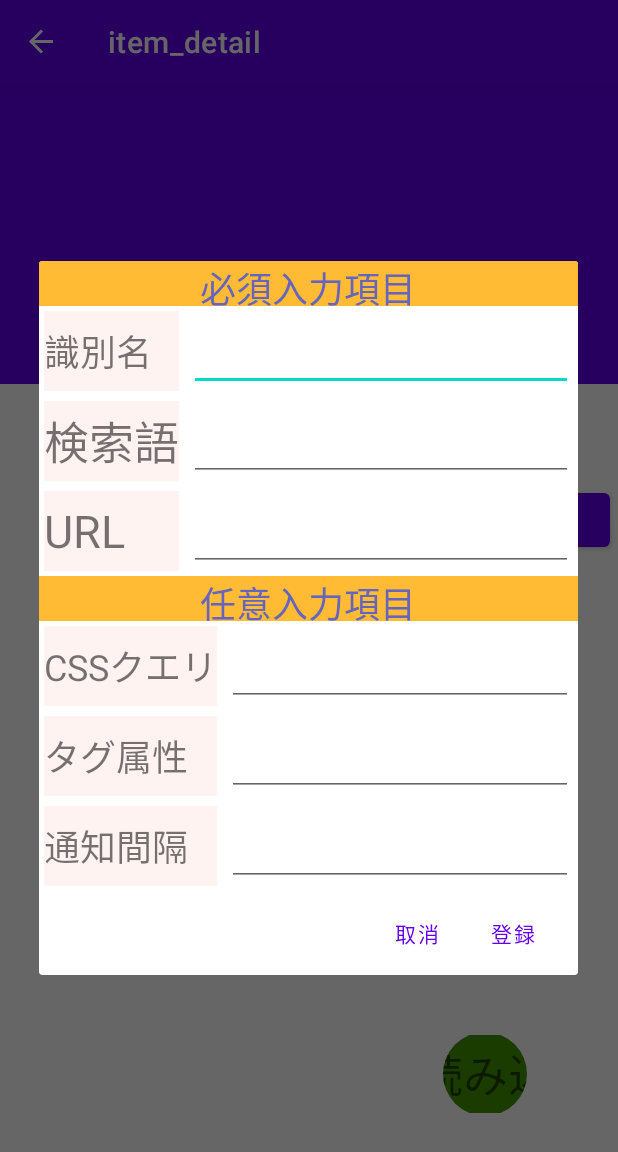
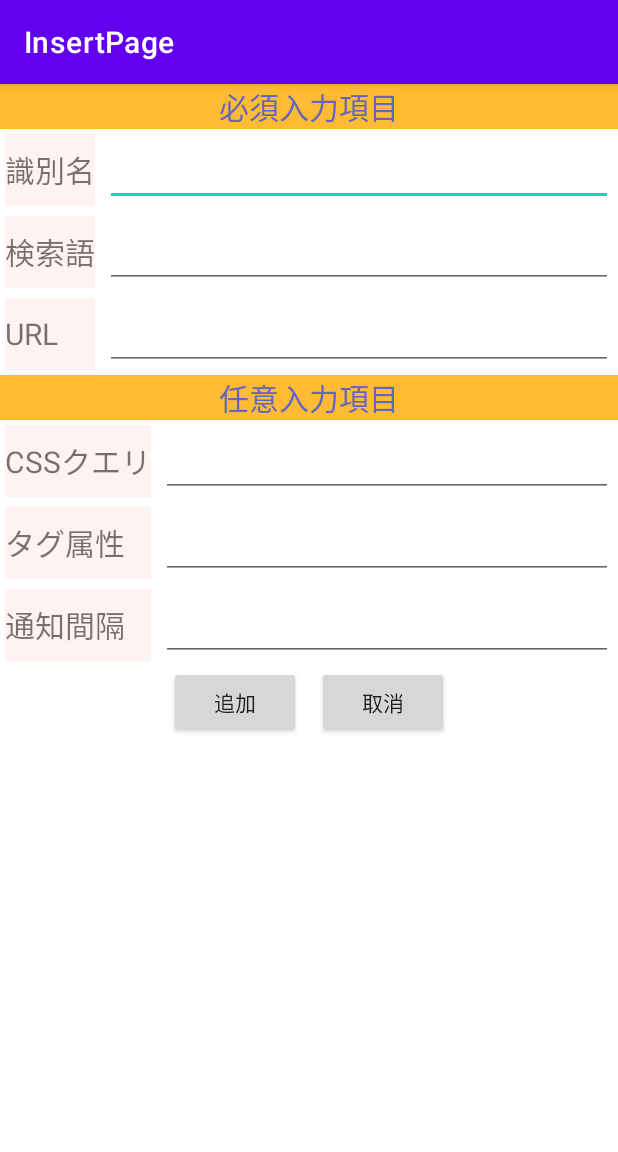
Before and after one commit to uijong0729/SubscribeWebpage, an Android app: the ItemDetailFragment screen opened through its navigation route, after a tap on "追加", on a phone screen of 412 x 824 dp. Shown: the top 1152 px of the screen. Run offline under Robolectric (Android 15) with nearby library versions, the phone set to English and light mode, and no system bars; our stand-ins replace Room's generated code, navigation-ui; 3 statements that could not run were skipped; 1 other tap on this screen came first.

Commit message:
편집기능 추가

```diff
--- a/app/src/main/java/com/example/subscribewebpage/ItemDetailHostActivity.kt
+++ b/app/src/main/java/com/example/subscribewebpage/ItemDetailHostActivity.kt
@@ -1,5 +1,6 @@
 package com.example.subscribewebpage
 
+import android.content.Intent
 import android.os.Bundle
 import android.util.Log
 import android.widget.TextView
@@ -11,11 +12,9 @@ import androidx.navigation.ui.AppBarConfiguration
 import androidx.navigation.ui.navigateUp
 import androidx.navigation.ui.setupActionBarWithNavController
 import com.example.subscribewebpage.cron.SwWorkRequest
-import com.example.subscribewebpage.data.Transaction
 import com.example.subscribewebpage.databinding.ActivityItemDetailBinding
 import com.example.subscribewebpage.vm.WebInfoViewModel
 import com.google.android.material.floatingactionbutton.FloatingActionButton
-import kotlin.concurrent.thread
 
 
 /**
@@ -59,13 +58,14 @@ class ItemDetailHostActivity : AppCompatActivity() {
 
         val tvWebInfoInsert = findViewById<TextView>(R.id.tvWebInfoInsert)
         tvWebInfoInsert.setOnClickListener {
-            val newFragment = SwInsertDialog()
-            newFragment.show(supportFragmentManager, "swinsert")
-            thread {
-                Transaction.getInstance(this)?.autoFillDao()?.getAll()
-            }
+//            // 자동완성을 위한 리스트 작성
+//            SwThreadPool.es.submit {
+//                Transaction.getInstance(applicationContext)?.autoFillDao()?.getAll()
+//            }
+            val insertIntent = Intent(this@ItemDetailHostActivity, SwInsertActivity::class.java)
+            insertIntent.putExtra("isInsert", true)
+            startActivity(insertIntent)
         }
-
 
     }
 
--- /dev/null
+++ b/app/src/main/java/com/example/subscribewebpage/SwInsertActivity.kt
@@ -0,0 +1,113 @@
+package com.example.subscribewebpage
+
+import android.os.Bundle
+import android.widget.*
+import androidx.annotation.IdRes
+import androidx.appcompat.app.AppCompatActivity
+import androidx.lifecycle.ViewModelProvider
+import com.example.subscribewebpage.common.AppDateUtils
+import com.example.subscribewebpage.common.BlankTokenizer
+import com.example.subscribewebpage.common.Const.MINIMUM_INTERVAL
+import com.example.subscribewebpage.data.WebInfoEntity
+import com.example.subscribewebpage.vm.WebInfoViewModel
+import java.util.concurrent.Callable
+
+// 하위버전 지원 : AppCompatActivity
+// 하위버전 지원하지 않음 : Activity
+class SwInsertActivity : AppCompatActivity() {
+
+    override fun onCreate(savedInstanceState: Bundle?) {
+        setContentView(R.layout.dialog_insert)
+        val viewModel = ViewModelProvider(this)[WebInfoViewModel::class.java]
+
+        // 필드
+        var tvCssQuery : MultiAutoCompleteTextView = findViewById(R.id.add_query)
+        var tvTagAttr : MultiAutoCompleteTextView = findViewById(R.id.add_tag_attr)
+        var btItemInsert : Button = findViewById(R.id.item_insert)
+        var btItemInsertCancel : Button = findViewById(R.id.item_insert_cancel)
+        val tvTitle :TextView = findViewById(R.id.add_title)
+        val tvSearchKeyword :TextView = findViewById(R.id.add_keyword)
+        val tvUrl :TextView = findViewById(R.id.add_url)
+
+        // interval
+        val tvInterval :TextView = findViewById(R.id.add_interval)
+        var intervalString:String = tvInterval.text.toString()
+        var intervalLong :Long = 0
+        if (intervalString != null && intervalString != ""){
+            intervalLong = intervalString.toLong()
+        }
+        if (intervalLong < 15) {
+            intervalLong = MINIMUM_INTERVAL
+        }
+
+        val isInsert = intent.getBooleanExtra("isInsert", true)
+        if (!isInsert) {
+            btItemInsert.text = "更新"
+            val id = intent.getIntExtra("id", 0)
+            if (id > 0){
+                val entity = SwThreadPool.es.submit(Callable {
+                    viewModel.getWebInfo(id)
+                }).get()
+                if (entity != null){
+                    with(entity){
+                        tvCssQuery.setText(cssQuery)
+                        tvTagAttr.setText(tagAttr)
+                        tvTitle.text = this.title
+                        tvSearchKeyword.text = this.searchKeyword
+                        tvUrl.text = url
+                        tvInterval.text = this.interval.toString()
+                    }
+                }
+            }else{
+                finish()
+            }
+        }
+
+        // <out String> : String 을 상속하고 있는 클래스타입 (제네릭 표현에서 사용)
+        val tags: Array<out String> = resources.getStringArray(R.array.css_query_array)
+        ArrayAdapter<String>(this, android.R.layout.simple_list_item_1, tags).also {adapter ->
+            //textView.setTokenizer(MultiAutoCompleteTextView.CommaTokenizer())
+            tvCssQuery.setTokenizer(BlankTokenizer())
+            tvCssQuery.setAdapter(adapter)
+            tvTagAttr.setTokenizer(BlankTokenizer())
+            tvTagAttr.setAdapter(adapter)
+        }
+
+        // 추가
+        btItemInsert.setOnClickListener {
+            SwThreadPool.es.submit {
+                // 등록
+                viewModel.insertWebInfo(
+                    WebInfoEntity(
+                        title = getTextFromView(R.id.add_title),
+                        searchKeyword = getTextFromView(R.id.add_keyword),
+                        url = getTextFromView(R.id.add_url),
+                        interval = intervalLong,
+                        date = AppDateUtils.getStringDate()
+                    ).apply {
+                        cssQuery = tvCssQuery.text.toString()
+                        tagAttr = tvTagAttr.text.toString()
+                    }
+                )
+            }
+
+        }
+
+        // 취소
+        btItemInsertCancel.setOnClickListener {
+            this@SwInsertActivity.finish()
+        }
+
+        super.onCreate(savedInstanceState)
+    }
+
+    private fun getTextFromView(@IdRes id :Int):String {
+        var result :String = this.findViewById<EditText>(id)?.text.toString()
+        if (result == null){
+            result = ""
+        }
+        return result
+    }
+
+
+}
--- a/app/src/main/java/com/example/subscribewebpage/SwInsertDialog.kt
+++ /dev/null
@@ -1,91 +0,0 @@
-package com.example.subscribewebpage
-
-import android.app.Dialog
-import android.content.DialogInterface
-import android.os.Bundle
-import android.view.View
-import android.widget.ArrayAdapter
-import android.widget.EditText
-import android.widget.MultiAutoCompleteTextView
-import androidx.annotation.IdRes
-import androidx.appcompat.app.AlertDialog
-import androidx.fragment.app.DialogFragment
-import androidx.lifecycle.ViewModelProvider
-import com.example.subscribewebpage.common.AppDateUtils
-import com.example.subscribewebpage.common.BlankTokenizer
-import com.example.subscribewebpage.common.Const.MINIMUM_INTERVAL
-import com.example.subscribewebpage.data.WebInfoEntity
-import com.example.subscribewebpage.vm.WebInfoViewModel
-import kotlin.concurrent.thread
-
-class SwInsertDialog : DialogFragment() {
-    override fun onCreateDialog(savedInstanceState: Bundle?): Dialog {
-        return activity?.let {
-            val builder = AlertDialog.Builder(it)
-            val inflater = requireActivity().layoutInflater;
-            val view :View = inflater.inflate(R.layout.dialog_insert, null)
-
-            // 자동완성
-            var tvCssQuery : MultiAutoCompleteTextView = view.findViewById(R.id.add_query)
-            var tvTagAttr : MultiAutoCompleteTextView = view.findViewById(R.id.add_tag_attr)
-            // <out String> : String 을 상속하고 있는 클래스타입 (제네릭 표현에서 사용)
-            val tags: Array<out String> = resources.getStringArray(R.array.css_query_array)
-            ArrayAdapter<String>(inflater.context, android.R.layout.simple_list_item_1, tags).also {adapter ->
-                //textView.setTokenizer(MultiAutoCompleteTextView.CommaTokenizer())
-                tvCssQuery.setTokenizer(BlankTokenizer())
-                tvCssQuery.setAdapter(adapter)
-                tvTagAttr.setTokenizer(BlankTokenizer())
-                tvTagAttr.setAdapter(adapter)
-            }
-
-            builder.setView(view)
-                .setPositiveButton(R.string.dialog_ok,
-                    DialogInterface.OnClickListener { dialog, id ->
-                        val viewModel = ViewModelProvider(this)[WebInfoViewModel::class.java]
-                        with (view){
-                            var interval:Long = getTextFromView(this, R.id.add_interval, true).toLong()
-                            if (interval < 15) {
-                                interval = MINIMUM_INTERVAL
-                            }
-
-                            thread {
-                                // 등록
-                                viewModel.insertWebInfo(
-                                    WebInfoEntity(
-                                        title = getTextFromView(this, R.id.add_title),
-                                        searchKeyword = getTextFromView(this, R.id.add_keyword),
-                                        url = getTextFromView(this, R.id.add_url),
-                                        interval = interval,
-                                        date = AppDateUtils.getStringDate()
-                                    ).apply {
-                                        cssQuery = tvCssQuery.text.toString()
-                                        tagAttr = tvTagAttr.text.toString()
-                                    }
-                                )
-                            }
-                        }
-                    })
-                .setNegativeButton(R.string.dialog_cancel,
-                    DialogInterface.OnClickListener { dialog, id ->
-                        getDialog()?.cancel()
-                    })
-            builder.create()
-        } ?: throw IllegalStateException("Activity cannot be null")
-    }
-
-    private fun getTextFromView(view : View?, @IdRes id :Int):String {
-        var result :String = view?.findViewById<EditText>(id)?.text.toString()
-        if (result == null){
-            result = ""
-        }
-        return result
-    }
-
-    private fun getTextFromView(view : View?, @IdRes id :Int, isNumberFormat :Boolean):String {
-        var result :String = view?.findViewById<EditText>(id)?.text.toString()
-        if (isNumberFormat) {
-            result = "15"
-        }
-        return result
-    }
-}
--- a/app/src/main/java/com/example/subscribewebpage/vm/AutoFillViewModel.kt
+++ b/app/src/main/java/com/example/subscribewebpage/vm/AutoFillViewModel.kt
@@ -3,9 +3,9 @@ package com.example.subscribewebpage.vm
 import android.app.Application
 import androidx.lifecycle.AndroidViewModel
 import androidx.lifecycle.MutableLiveData
+import com.example.subscribewebpage.SwThreadPool
 import com.example.subscribewebpage.data.AutoFillEntity
 import com.example.subscribewebpage.data.Transaction
-import kotlin.concurrent.thread
 
 /**
  * <LiveData>
@@ -28,7 +28,7 @@ class AutoFillViewModel(app: Application) : AndroidViewModel(app) {
     }
 
     fun getAllAutoFill() {
-        thread {
+        SwThreadPool.es.submit  {
             list = Transaction.getInstance(getApplication())?.autoFillDao()?.getAll()
             if (list!!.isNotEmpty()){
                 var tmpList = Array(list!!.size) { "" }
@@ -41,7 +41,7 @@ class AutoFillViewModel(app: Application) : AndroidViewModel(app) {
     }
 
     fun insertAutoFill(entity: AutoFillEntity) {
-        thread {
+        SwThreadPool.es.submit  {
             Transaction.getInstance(getApplication())?.autoFillDao()?.insert(entity.keyword)
         }
     }
--- a/app/src/main/java/com/example/subscribewebpage/vm/WebInfoViewModel.kt
+++ b/app/src/main/java/com/example/subscribewebpage/vm/WebInfoViewModel.kt
@@ -3,10 +3,10 @@ package com.example.subscribewebpage.vm
 import android.app.Application
 import androidx.lifecycle.AndroidViewModel
 import androidx.lifecycle.MutableLiveData
+import com.example.subscribewebpage.SwThreadPool
 import com.example.subscribewebpage.common.SaveType
 import com.example.subscribewebpage.data.Transaction
 import com.example.subscribewebpage.data.WebInfoEntity
-import kotlin.concurrent.thread
 
 /**
  * <LiveData>
@@ -64,7 +64,7 @@ class WebInfoViewModel(app: Application) : AndroidViewModel(app) {
 
     fun updateWebInfo(entity: WebInfoEntity, type : SaveType){
         val dao = Transaction.getInstance(getApplication())?.webInfoDao()
-        thread {
+        SwThreadPool.es.submit  {
             when(type){
                 SaveType.CURRENT -> dao?.updateByIdToCurrentHtml(entity.currentHtml, entity.id)
                 SaveType.PREVIOUS -> dao?.updateByIdToPreviousHtml(entity.currentHtml, entity.id)
--- a/app/src/main/res/layout/dialog_insert.xml
+++ b/app/src/main/res/layout/dialog_insert.xml
@@ -54,7 +54,7 @@
                 android:text="検索語"
                 android:layout_margin="3dp"
                 android:background="#FFFFF3F2"
-                android:textSize="30sp" />
+                android:textSize="@dimen/normal_text_size" />
 
             <EditText
                 android:layout_weight="9"
@@ -80,7 +80,7 @@
                 android:text="URL"
                 android:layout_margin="3dp"
                 android:background="#FFFFF3F2"
-                android:textSize="30sp" />
+                android:textSize="@dimen/normal_text_size" />
 
             <EditText
                 android:layout_weight="9"
@@ -189,4 +189,27 @@
 
     </TableLayout>
 
+    <LinearLayout
+        android:gravity="center"
+        android:layout_width="match_parent"
+        android:layout_height="wrap_content"
+        android:orientation="horizontal">
+        <Button
+            android:id="@+id/item_insert"
+            android:layout_width="wrap_content"
+            android:layout_height="wrap_content"
+            android:layout_margin="5dp"
+            android:layout_gravity="right"
+            android:text="@string/menu_add_observer"/>
+
+        <Button
+            android:id="@+id/item_insert_cancel"
+            android:layout_width="wrap_content"
+            android:layout_height="wrap_content"
+            android:layout_margin="5dp"
+            android:layout_gravity="right"
+            android:text="@string/dialog_cancel"/>
+
+    </LinearLayout>
+
 </LinearLayout>
--- a/app/src/main/res/values/dimens.xml
+++ b/app/src/main/res/values/dimens.xml
@@ -6,5 +6,5 @@
     <dimen name="text_margin">16dp</dimen>
     <dimen name="container_margin">8dp</dimen>
 
-    <dimen name="normal_text_size">24sp</dimen>
+    <dimen name="normal_text_size">20sp</dimen>
 </resources>
--- a/app/src/main/res/values/strings.xml
+++ b/app/src/main/res/values/strings.xml
@@ -1,6 +1,7 @@
 <resources>
     <string name="service_description">事前に定義したURLから応答を求めるサービスです。</string>
     <string name="app_name">SubscribeWebpage</string>
+    <string name="insert_page">InsertPage</string>
     <string name="title_item_detail">Item Detail</string>
 
     <string name="menu_add_observer">追加</string>
@@ -14,6 +15,10 @@
     <string name="dialog_optional_title">任意入力項目</string>
     <string name="dialog_ok">登録</string>
     <string name="dialog_cancel">取消</string>
+
+    <string name="dialog_question">本当に行いますか？</string>
+    <string name="dialog_yes">はい</string>
+    <string name="dialog_no">いいえ</string>
 
     <string-array name="css_query_array">
         <item>a[href^=</item>
```
Also changed, not shown: app/src/main/AndroidManifest.xml (+7 -1 lines), app/src/main/java/com/example/subscribewebpage/Fragments/ItemDetailFragment.kt (+39 -10 lines), app/src/main/java/com/example/subscribewebpage/SwThreadPool.kt (added, +14 -0 lines), app/src/main/java/com/example/subscribewebpage/cron/SwNoticeWorker.kt (+5 -5 lines), app/src/main/java/com/example/subscribewebpage/cron/SwUpdateWorker.kt (+4 -5 lines), app/src/main/res/layout/fragment_item_detail.xml (+14 -0 lines).
